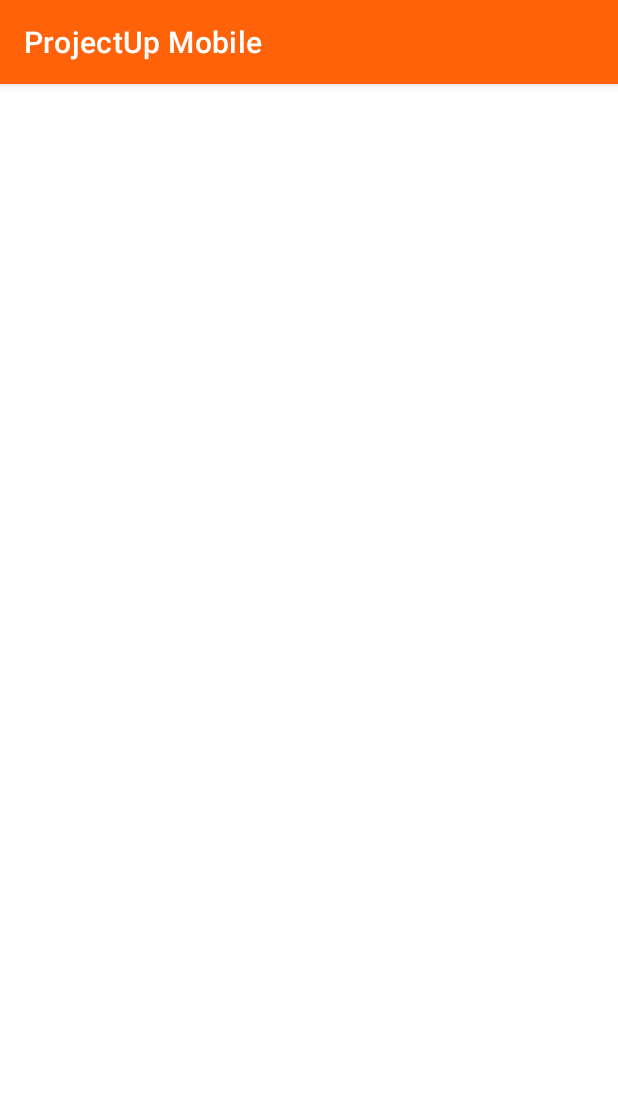
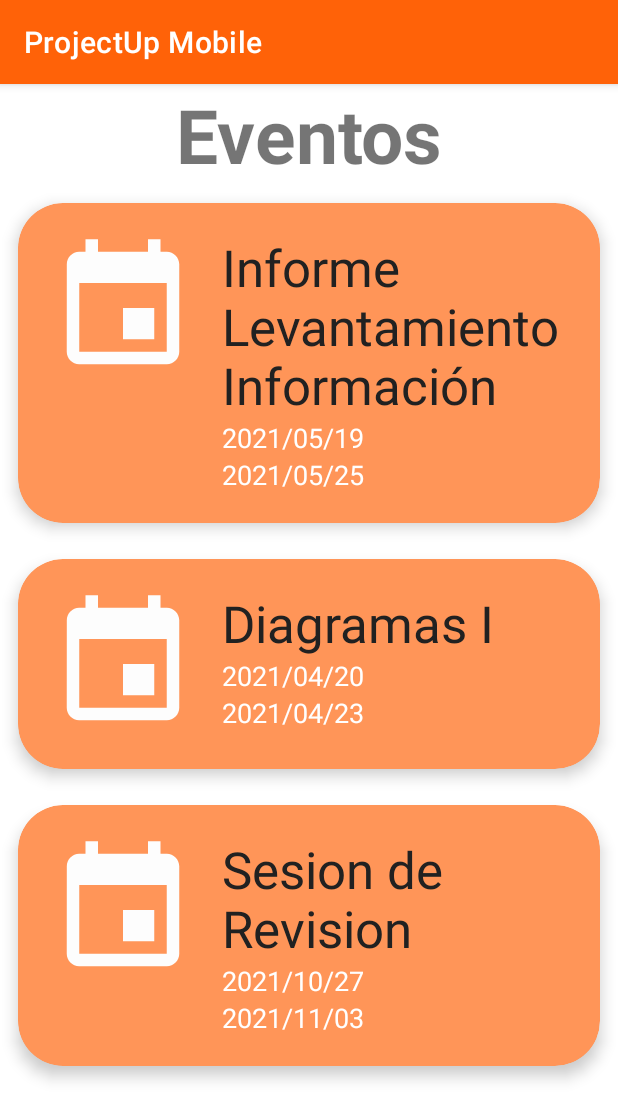
Before and after one commit to Nicolas-RC/projectupmobile, an Android app: the screen it shows after launch (MainActivity before the commit, HomeActivity after it), on a phone screen of 412 x 824 dp. Shown: the top 1120 px of the screen. Run offline under Robolectric (Android 15) with nearby library versions, the phone set to English and light mode, and no system bars.

Commit message:
Eventos por terminar

```diff
--- a/app/src/main/AndroidManifest.xml
+++ b/app/src/main/AndroidManifest.xml
@@ -14,10 +14,10 @@
         android:supportsRtl="true"
         android:theme="@style/Theme.ProjectUpMobile">
         <activity
-            android:name=".HomeActivity"
+            android:name=".MainActivity"
             android:exported="false" />
         <activity
-            android:name=".MainActivity"
+            android:name=".HomeActivity"
             android:exported="true">
             <intent-filter>
                 <action android:name="android.intent.action.MAIN" />
--- /dev/null
+++ b/app/src/main/java/co/edu/sena/projectupmobile/CustomerAdapterCard.kt
@@ -0,0 +1,64 @@
+package co.edu.sena.projectupmobile
+
+import android.view.LayoutInflater
+import android.view.View
+import android.view.ViewGroup
+import android.widget.ImageView
+import android.widget.TextView
+import androidx.recyclerview.widget.RecyclerView
+
+class CustomerAdapterCard: RecyclerView.Adapter<CustomerAdapterCard.ViewHolder>(){
+
+    val titulos = arrayOf(
+        "Informe Levantamiento Información",
+        "Diagramas I",
+        "Sesion de Revision",
+    )
+
+    val finicio = arrayOf(
+        "2021/05/19",
+        "2021/04/20",
+        "2021/10/27",
+    )
+
+    val fcierre = arrayOf(
+        "2021/05/25",
+        "2021/04/23",
+        "2021/11/03",
+    )
+
+
+    override fun onCreateViewHolder(viewGroup: ViewGroup, i: Int): ViewHolder {
+        val v = LayoutInflater.from(viewGroup.context).inflate(R.layout.card_layout, viewGroup, false)
+        return ViewHolder(v)
+    }
+
+
+
+    override fun onBindViewHolder(viewHolder: ViewHolder, i: Int) {
+    viewHolder.TituloEvent.text = titulos[i]
+    viewHolder.FechaInicio.text = finicio[i]
+    viewHolder.FechaCierre.text = fcierre[i]
+    viewHolder.Imagen.setImageResource(R.drawable.img_card_evento)
+    }
+
+    override fun getItemCount(): Int {
+        return titulos.size
+    }
+
+    inner class ViewHolder(itemView: View): RecyclerView.ViewHolder(itemView){
+        var Imagen: ImageView
+        var TituloEvent: TextView
+        var FechaInicio: TextView
+        var FechaCierre: TextView
+
+        init {
+            Imagen = itemView.findViewById(R.id.imagenEvento)
+            TituloEvent = itemView.findViewById(R.id.TituloEvento)
+            FechaInicio = itemView.findViewById(R.id.FechaInicio)
+            FechaCierre = itemView.findViewById(R.id.FechaCierre)
+        }
+
+
+    }
+}
--- a/app/src/main/java/co/edu/sena/projectupmobile/HomeActivity.kt
+++ b/app/src/main/java/co/edu/sena/projectupmobile/HomeActivity.kt
@@ -2,10 +2,24 @@ package co.edu.sena.projectupmobile
 
 import androidx.appcompat.app.AppCompatActivity
 import android.os.Bundle
+import androidx.recyclerview.widget.LinearLayoutManager
+import co.edu.sena.projectupmobile.databinding.ActivityHomeBinding
+import co.edu.sena.projectupmobile.databinding.ActivityMainBinding
 
 class HomeActivity : AppCompatActivity() {
+
+    lateinit var binding: ActivityHomeBinding
+
     override fun onCreate(savedInstanceState: Bundle?) {
         super.onCreate(savedInstanceState)
-        setContentView(R.layout.activity_home)
+        binding = ActivityHomeBinding.inflate(layoutInflater)
+        setContentView(binding.root)
+
+        val recyclerView = binding.recycleView
+        val adapter = CustomerAdapterCard()
+
+        recyclerView.layoutManager = LinearLayoutManager(this)
+        recyclerView.adapter= adapter
+
     }
 }
--- /dev/null
+++ b/app/src/main/res/drawable/img_card_evento.xml
@@ -0,0 +1,5 @@
+<vector android:height="24dp" android:tint="#FDFDFD"
+    android:viewportHeight="24" android:viewportWidth="24"
+    android:width="24dp" xmlns:android="http://schemas.android.com/apk/res/android">
+    <path android:fillColor="@android:color/white" android:pathData="M17,12h-5v5h5v-5zM16,1v2L8,3L8,1L6,1v2L5,3c-1.11,0 -1.99,0.9 -1.99,2L3,19c0,1.1 0.89,2 2,2h14c1.1,0 2,-0.9 2,-2L21,5c0,-1.1 -0.9,-2 -2,-2h-1L18,1h-2zM19,19L5,19L5,8h14v11z"/>
+</vector>
--- a/app/src/main/res/layout/activity_home.xml
+++ b/app/src/main/res/layout/activity_home.xml
@@ -6,4 +6,26 @@
     android:layout_height="match_parent"
     tools:context=".HomeActivity">
 
+    <TextView
+        android:id="@+id/textView"
+        android:layout_width="wrap_content"
+        android:layout_height="wrap_content"
+        android:text="@string/titulo_HomeActivity"
+        android:textSize="50dp"
+        android:textStyle="bold"
+        app:layout_constraintEnd_toEndOf="parent"
+        app:layout_constraintStart_toStartOf="parent"
+        app:layout_constraintTop_toTopOf="parent" />
+
+    <androidx.recyclerview.widget.RecyclerView
+        android:id="@+id/recycleView"
+        android:layout_width="match_parent"
+        android:layout_height="0dp"
+        app:layout_constraintBottom_toBottomOf="parent"
+        app:layout_constraintEnd_toEndOf="parent"
+        app:layout_constraintStart_toStartOf="parent"
+        app:layout_constraintTop_toBottomOf="@+id/textView"
+        app:layout_constraintHorizontal_bias="0.0"
+
+        />
 </androidx.constraintlayout.widget.ConstraintLayout>
--- a/app/src/main/res/layout/card_layout.xml
+++ b/app/src/main/res/layout/card_layout.xml
@@ -5,7 +5,7 @@
     xmlns:card_view="http://schemas.android.com/apk/res-auto"
     android:id="@+id/card_Evento"
     android:layout_margin="12dp"
-    card_view:cardBackgroundColor="@color/primary"
+    card_view:cardBackgroundColor="@color/primary_light"
     card_view:cardCornerRadius="30dp"
     card_view:cardElevation="6dp"
     card_view:contentPadding="4dp"
--- a/app/src/main/res/values/strings.xml
+++ b/app/src/main/res/values/strings.xml
@@ -1,4 +1,5 @@
 <resources>
     <string name="app_name">ProjectUp Mobile</string>
     <string name="btnLogin_string">Login</string>
+    <string name="titulo_HomeActivity">Eventos</string>
 </resources>
```
